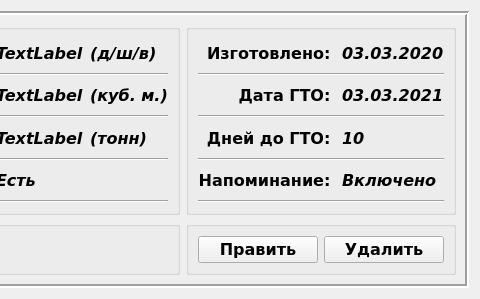
First picture: the form in Modules/Autopark/Delegat/MainDelegatAutopark/maindelegatewidgetautopark.ui, repository Sakton/CONVEYANCE_Q, before the edit; both pictures show x 477 to 957 and y 0 to 299 of the 957 by 299 pixel window.
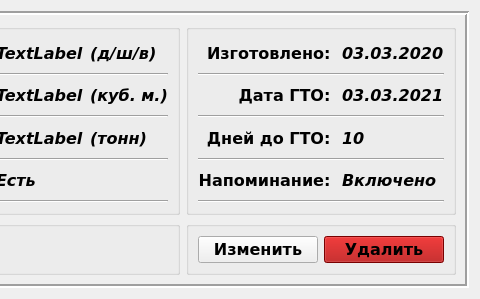
Second picture: the form after the edit. Icons and pictures are not drawn.

The edit to the form file:
```diff
--- a/Modules/Autopark/Delegat/MainDelegatAutopark/maindelegatewidgetautopark.ui
+++ b/Modules/Autopark/Delegat/MainDelegatAutopark/maindelegatewidgetautopark.ui
@@ -825,6 +825,12 @@
                  <bold>true</bold>
                 </font>
                </property>
+               <property name="autoFillBackground">
+                <bool>false</bool>
+               </property>
+               <property name="styleSheet">
+                <string notr="true">background-color: rgb(170, 0, 0);</string>
+               </property>
                <property name="text">
                 <string>Удалить</string>
                </property>
@@ -847,7 +853,7 @@
                 </font>
                </property>
                <property name="text">
-                <string>Править</string>
+                <string>Изменить</string>
                </property>
               </widget>
              </item>
```
Left out of the diff: 4 changed lines with no effect on the pictures.
